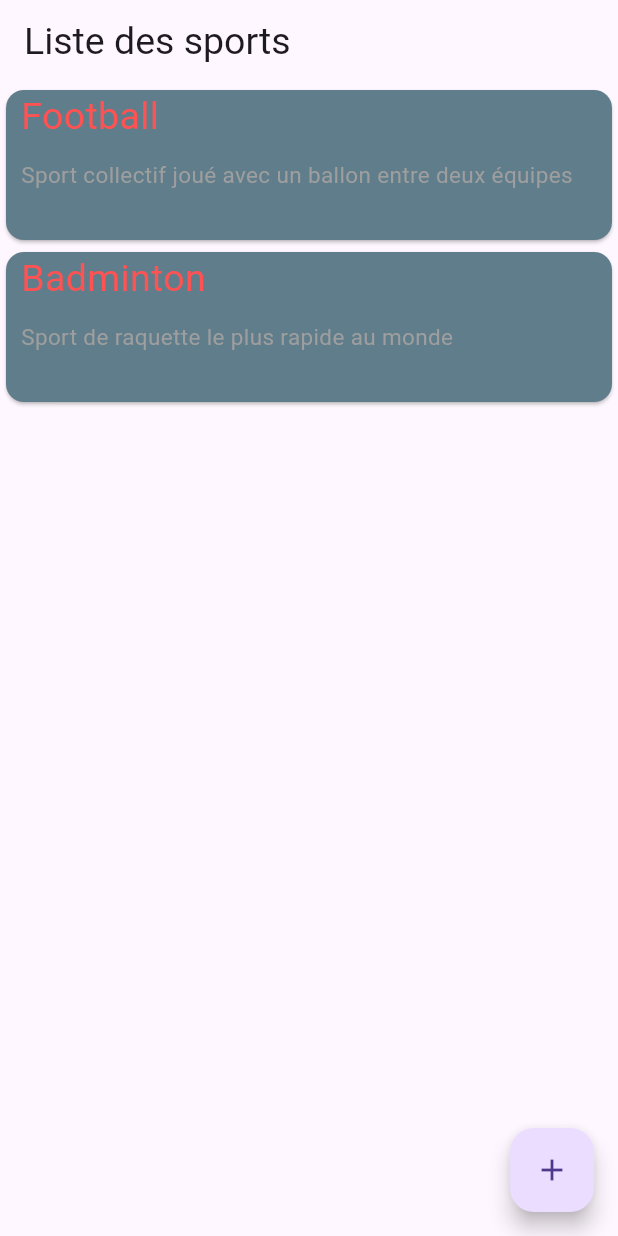
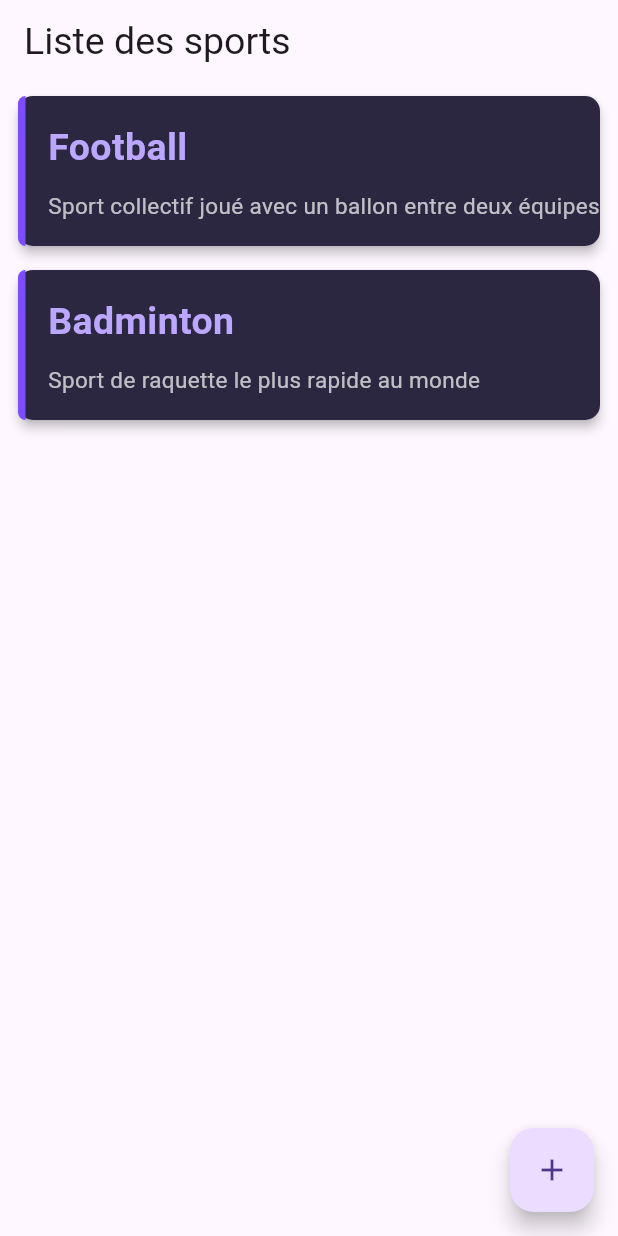
Before and after one commit to yalac/tp1-flutter-sport-YL, a Flutter app: the screen it shows after launch, on a phone screen of 412 x 824 dp. Run offline on Flutter 3.47's test engine with Material 3 defaults, Android fonts, the phone set to English and light mode, and no system bars.

Commit message:
ajout du style pour la card

```diff
--- a/lib/widgets/sport_card.dart
+++ b/lib/widgets/sport_card.dart
@@ -10,8 +10,12 @@ class SportCard extends StatelessWidget {
   @override
   Widget build(BuildContext context) {
     return Card(
-      color: Colors.blueGrey,
+      color: Color(0xFF2B2740),
+      elevation: 3,
+      margin: EdgeInsets.symmetric(horizontal: 12, vertical: 8),
+      shape: RoundedRectangleBorder(borderRadius: BorderRadius.circular(10)),
       child: InkWell(
+        borderRadius: BorderRadius.circular(10),
         onTap: () {
           Navigator.push(
             context,
@@ -26,27 +30,38 @@ class SportCard extends StatelessWidget {
           child: Row(
             mainAxisAlignment: MainAxisAlignment.spaceBetween,
             children: [
-              Column(
-                mainAxisAlignment: MainAxisAlignment.start,
-                crossAxisAlignment: CrossAxisAlignment.start,
-                children: [
-                  Container(
-                    padding: EdgeInsets.only(left: 10),
-                    child: Text(
+              Container(
+                width: 5,
+                height: double.infinity,
+                decoration: BoxDecoration(
+                  color: Color(0xFF7C4DFF),
+                  borderRadius: BorderRadius.only(
+                    topLeft: Radius.circular(10),
+                    bottomLeft: Radius.circular(10),
+                  ),
+                ),
+              ),
+              SizedBox(width: 15),
+              Expanded(
+                child: Column(
+                  mainAxisAlignment: MainAxisAlignment.center,
+                  crossAxisAlignment: CrossAxisAlignment.start,
+                  children: [
+                    Text(
                       sport.nom,
-                      style: TextStyle(color: Colors.redAccent, fontSize: 25),
-                      textAlign: TextAlign.center,
+                      style: TextStyle(
+                        color: Color(0xFFBCA7FF),
+                        fontSize: 25,
+                        fontWeight: FontWeight.w700,
+                      ),
                     ),
-                  ),
-                  SizedBox(height: 10),
-                  Container(
-                    padding: EdgeInsets.only(left: 10),
-                    child: Text(
+                    SizedBox(height: 10),
+                    Text(
                       sport.description,
-                      style: TextStyle(color: Colors.grey, fontSize: 15),
+                      style: TextStyle(color: Colors.white70, fontSize: 15),
                     ),
-                  ),
-                ],
+                  ],
+                ),
               ),
             ],
           ),
```
